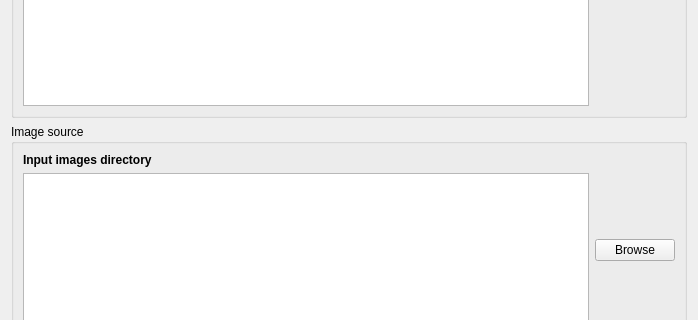
slowmoVideo/slowmoVideo, file slowmoVideo/slowmoUI/newprojectdialog.ui: the form before one commit; both pictures show x 0 to 698 and y 267 to 587 of the 698 by 697 pixel window.
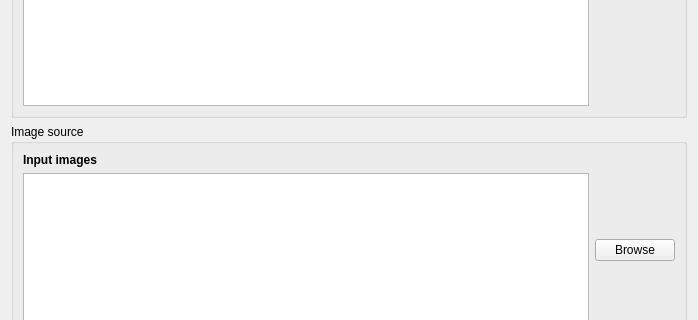
The form after the commit.

Commit message: Slowmo: Image frame source sorts images, thumbnails always as PNG

Patch:
```diff
--- a/slowmoVideo/slowmoUI/newprojectdialog.ui
+++ b/slowmoVideo/slowmoUI/newprojectdialog.ui
@@ -147,7 +147,7 @@
          </font>
         </property>
         <property name="text">
-         <string>Input images directory</string>
+         <string>Input images</string>
         </property>
        </widget>
       </item>
```
The commit also changes 3 other files.
